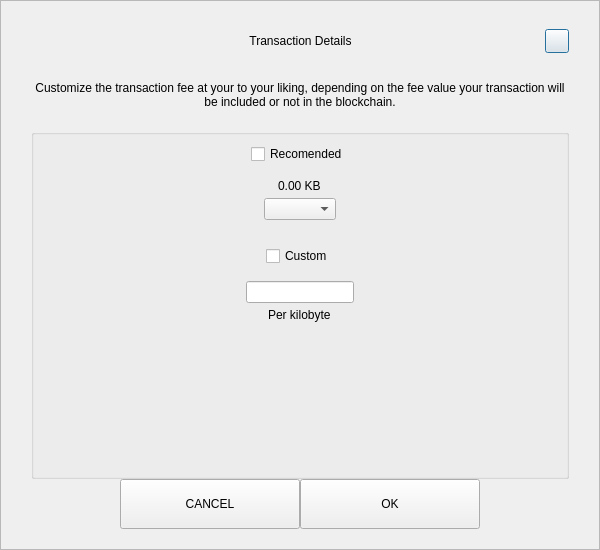
First picture: the form in src/qt/yep/forms/sendcustomfeedialog.ui, repository YEPCOIN/YEPCOIN, before the edit.
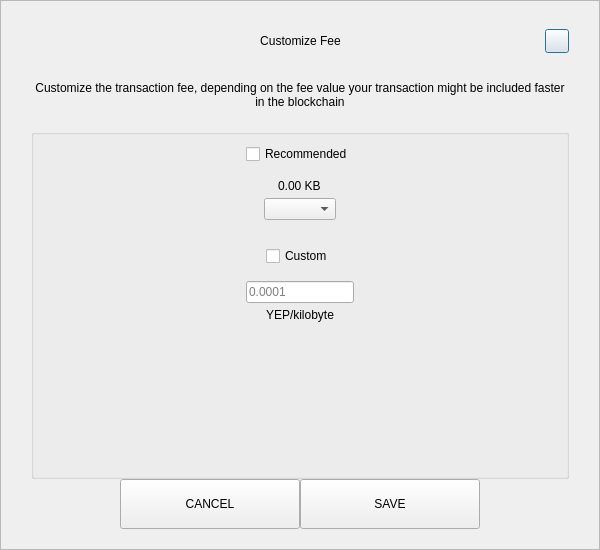
Second picture: the form after the edit.

Diff of the .ui file:
```diff
--- a/src/qt/yep/forms/sendcustomfeedialog.ui
+++ b/src/qt/yep/forms/sendcustomfeedialog.ui
@@ -92,7 +92,7 @@
            <string notr="true">padding-left:24px;</string>
           </property>
           <property name="text">
-           <string>Transaction Details</string>
+           <string>Customize Fee</string>
           </property>
           <property name="alignment">
            <set>Qt::AlignCenter</set>
@@ -155,7 +155,7 @@
       <item>
        <widget class="QLabel" name="labelMessage">
         <property name="text">
-         <string>Customize the transaction fee at your to your liking, depending on the fee value your transaction will be included or not in the blockchain.</string>
+         <string>Customize the transaction fee, depending on the fee value your transaction might be included faster in the blockchain</string>
         </property>
         <property name="alignment">
          <set>Qt::AlignCenter</set>
@@ -201,7 +201,7 @@
            <item alignment="Qt::AlignHCenter">
             <widget class="QCheckBox" name="checkBoxRecommended">
              <property name="text">
-              <string>Recomended</string>
+              <string>Recommended</string>
              </property>
             </widget>
            </item>
@@ -278,12 +278,16 @@
             </spacer>
            </item>
            <item alignment="Qt::AlignHCenter">
-            <widget class="QLineEdit" name="lineEditCustomFee"/>
+            <widget class="QLineEdit" name="lineEditCustomFee">
+             <property name="placeholderText">
+              <string notr="true">0.0001</string>
+             </property>
+            </widget>
            </item>
            <item alignment="Qt::AlignHCenter">
             <widget class="QLabel" name="labelCustomFee">
              <property name="text">
-              <string>Per kilobyte</string>
+              <string>YEP/kilobyte</string>
              </property>
             </widget>
            </item>
@@ -348,7 +352,7 @@
            <enum>Qt::NoFocus</enum>
           </property>
           <property name="text">
-           <string>OK</string>
+           <string>SAVE</string>
           </property>
          </widget>
         </item>
```
